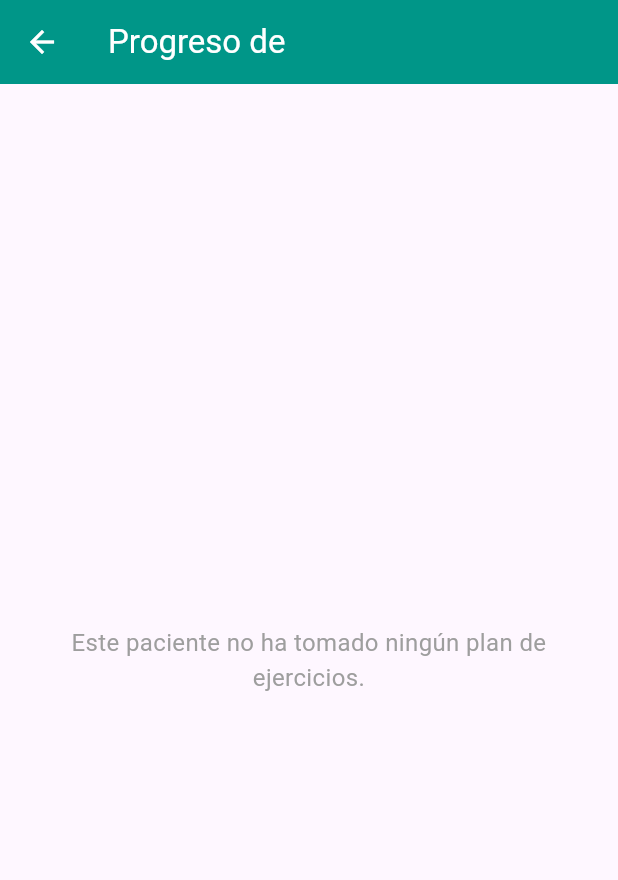
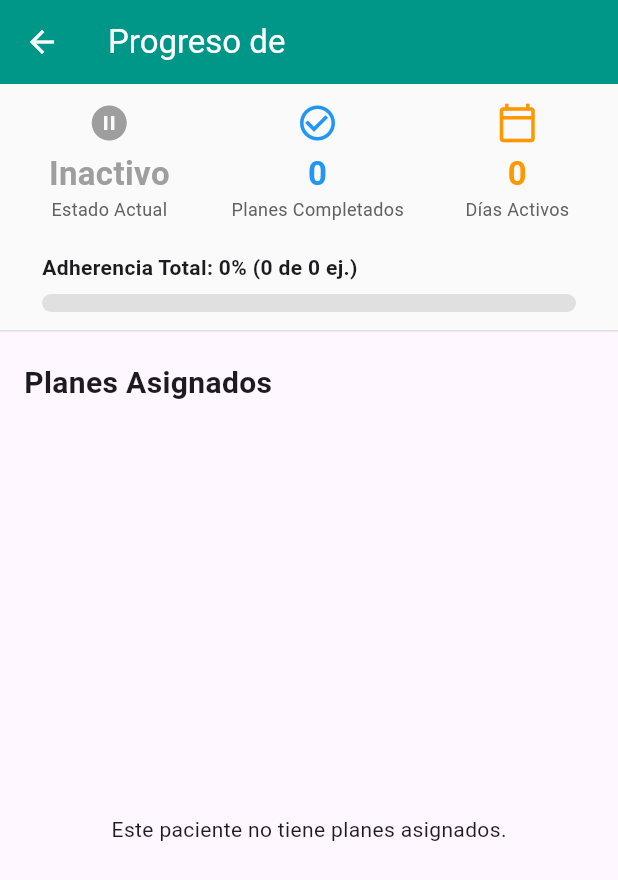
Before and after one commit to Adonisnu4/kine_app, a Flutter app: the KinePatientProgressScreen screen opened directly with empty values, on a phone screen of 412 x 824 dp. Shown: the top 880 px of the screen. Run offline on Flutter 3.47's test engine with Material 3 defaults, Android fonts, the phone set to English and light mode, and no system bars; our stand-ins replace cloud_firestore, file_picker, firebase_auth, firebase_core, google_sign_in, supabase_flutter and 2 more; missing offline and left inert: flutter_facebook_auth; accounts and stored records are empty.

Commit message:
nueva pestañanas
nuevos diseños para metricas de kine para ver usuarios

```diff
--- a/lib/features/Patients_and_Kine/screens/kine_patient_progress_screen.dart
+++ b/lib/features/Patients_and_Kine/screens/kine_patient_progress_screen.dart
@@ -1,10 +1,14 @@
+// lib/screens/KinePatientProgressScreen.dart
 import 'package:flutter/material.dart';
 import 'package:intl/intl.dart';
-// 💡 Importamos el servicio y el modelo que ya tienes
+
+// 🔥 ¡CORREGIDO! Todos los imports apuntan a los archivos correctos.
+import 'package:kine_app/features/ejercicios/models/plan_tomado.dart';
+import 'package:kine_app/features/ejercicios/models/patient_metrics.dart';
+import 'package:kine_app/features/ejercicios/service/metric_service.dart';
 import 'package:kine_app/features/ejercicios/service/plan_service.dart';
+import 'package:kine_app/features/ejercicios/screens/plan_ejercicio_detalle_screen.dart';
 
-/// Esta es la NUEVA PANTALLA que muestra el progreso
-/// de los planes de un paciente específico.
 class KinePatientProgressScreen extends StatefulWidget {
   final String patientId;
   final String patientName;
@@ -21,17 +25,28 @@ class KinePatientProgressScreen extends StatefulWidget {
 }
 
 class _KinePatientProgressScreenState extends State<KinePatientProgressScreen> {
-  // Usamos el servicio que ya tienes
   final PlanService _planService = PlanService();
-  // Un "Future" para guardar la lista de planes cuando se cargue
-  late Future<List<PlanTomado>> _plansFuture;
+  final MetricsService _metricsService = MetricsService();
+  late Future<Map<String, dynamic>> _dashboardData;
 
   @override
   void initState() {
     super.initState();
-    // 💡 Apenas se abre la pantalla, llamamos a la función del servicio
-    //    para obtener los planes de ESE paciente
-    _plansFuture = _planService.obtenerPlanesPorPacienteId(widget.patientId);
+    _dashboardData = _loadDashboardData();
+  }
+
+  Future<Map<String, dynamic>> _loadDashboardData() async {
+    try {
+      final metricsFuture = _metricsService.getPatientMetrics(widget.patientId);
+      final plansFuture = _planService.obtenerPlanesPorPacienteId(
+        widget.patientId,
+      );
+      final metrics = await metricsFuture;
+      final plans = await plansFuture;
+      return {'metrics': metrics, 'plans': plans};
+    } catch (e) {
+      throw Exception("Error al cargar datos del panel: $e");
+    }
   }
 
   @override
@@ -42,59 +57,135 @@ class _KinePatientProgressScreenState extends State<KinePatientProgressScreen> {
         backgroundColor: Colors.teal,
         foregroundColor: Colors.white,
       ),
-      body: FutureBuilder<List<PlanTomado>>(
-        future: _plansFuture, // Espera a que se carguen los planes
+      body: FutureBuilder<Map<String, dynamic>>(
+        future: _dashboardData,
         builder: (context, snapshot) {
-          // --- 1. Estado de Carga ---
           if (snapshot.connectionState == ConnectionState.waiting) {
             return const Center(child: CircularProgressIndicator());
           }
-          // --- 2. Estado de Error ---
           if (snapshot.hasError) {
-            return Center(
-              child: Padding(
-                padding: const EdgeInsets.all(20.0),
-                child: Text('Error al cargar el progreso: ${snapshot.error}'),
-              ),
-            );
+            return Center(child: Text('Error: ${snapshot.error}'));
           }
-          // --- 3. Estado Vacío ---
-          if (!snapshot.hasData || snapshot.data!.isEmpty) {
-            return const Center(
-              child: Padding(
-                padding: EdgeInsets.all(20.0),
+          if (!snapshot.hasData || snapshot.data == null) {
+            return const Center(child: Text('No se encontraron datos.'));
+          }
+
+          final PatientMetrics metrics = snapshot.data!['metrics'];
+          final List<PlanTomado> plans = snapshot.data!['plans'];
+
+          return RefreshIndicator(
+            onRefresh: () async {
+              setState(() {
+                _dashboardData = _loadDashboardData();
+              });
+            },
+            child: Column(
+              crossAxisAlignment: CrossAxisAlignment.start,
+              children: [
+                _buildMetricsSection(metrics),
+                const Padding(
+                  padding: EdgeInsets.fromLTRB(16.0, 20.0, 16.0, 12.0),
                   child: Text(
-                  'Este paciente no ha tomado ningún plan de ejercicios.',
-                  textAlign: TextAlign.center,
-                  style: TextStyle(fontSize: 16, color: Colors.grey),
+                    'Planes Asignados',
+                    style: TextStyle(fontSize: 20, fontWeight: FontWeight.bold),
                   ),
                 ),
-            );
-          }
-
-          // --- 4. Estado con Datos ---
-          final planes = snapshot.data!;
-          // Construye la lista de tarjetas
-          return ListView.builder(
-            padding: const EdgeInsets.all(10), // Espacio alrededor de la lista
-            itemCount: planes.length,
-            itemBuilder: (context, index) {
-              final plan = planes[index];
-              // Dibuja una tarjeta por cada plan
-              return _buildPlanCard(plan);
-            },
+                Expanded(child: _buildPlansList(plans)),
+              ],
+            ),
           );
         },
       ),
     );
   }
 
-  /// Construye la tarjeta visual para cada plan
-  Widget _buildPlanCard(PlanTomado plan) {
+  // --- 🔥 MÉTRICAS ACTUALIZADAS (SIN HORAS) ---
+  Widget _buildMetricsSection(PatientMetrics metrics) {
+    final double adherence = (metrics.totalEjerciciosAsignados > 0)
+        ? (metrics.totalEjerciciosCompletados /
+                  metrics.totalEjerciciosAsignados) *
+              100
+        : 0.0;
+
+    return Container(
+      padding: const EdgeInsets.all(12.0),
+      decoration: BoxDecoration(
+        color: Colors.grey.shade50,
+        border: Border(bottom: BorderSide(color: Colors.grey.shade300)),
+      ),
+      child: Column(
+        children: [
+          Row(
+            mainAxisAlignment: MainAxisAlignment.spaceAround,
+            children: [
+              _MetricBox(
+                value: metrics.estaEnPlanActivo ? 'Activo' : 'Inactivo',
+                label: 'Estado Actual',
+                icon: metrics.estaEnPlanActivo
+                    ? Icons.directions_run
+                    : Icons.pause_circle,
+                color: metrics.estaEnPlanActivo ? Colors.green : Colors.grey,
+              ),
+              _MetricBox(
+                value: metrics.totalPlanesTerminados.toString(),
+                label: 'Planes Completados',
+                icon: Icons.check_circle_outline,
+                color: Colors.blue,
+              ),
+              _MetricBox(
+                value: metrics.diasActivos.toString(),
+                label: 'Días Activos',
+                icon: Icons.calendar_today_outlined,
+                color: Colors.orange,
+              ),
+            ],
+          ),
+          const SizedBox(height: 20),
+          Padding(
+            padding: const EdgeInsets.symmetric(horizontal: 16.0),
+            child: Column(
+              crossAxisAlignment: CrossAxisAlignment.start,
+              children: [
+                Text(
+                  'Adherencia Total: ${adherence.toStringAsFixed(0)}% (${metrics.totalEjerciciosCompletados} de ${metrics.totalEjerciciosAsignados} ej.)',
+                  style: const TextStyle(fontWeight: FontWeight.bold),
+                ),
+                const SizedBox(height: 8),
+                LinearProgressIndicator(
+                  value: adherence / 100,
+                  minHeight: 12,
+                  borderRadius: BorderRadius.circular(6),
+                  backgroundColor: Colors.grey.shade300,
+                  valueColor: const AlwaysStoppedAnimation<Color>(Colors.teal),
+                ),
+              ],
+            ),
+          ),
+        ],
+      ),
+    );
+  }
+
+  Widget _buildPlansList(List<PlanTomado> plans) {
+    if (plans.isEmpty) {
+      return const Center(
+        child: Text('Este paciente no tiene planes asignados.'),
+      );
+    }
+
+    plans.sort((a, b) {
+      if (a.estado == 'en_progreso' && b.estado != 'en_progreso') return -1;
+      if (a.estado != 'en_progreso' && b.estado == 'en_progreso') return 1;
+      return b.fechaInicio.compareTo(a.fechaInicio);
+    });
+
+    return ListView.builder(
+      padding: const EdgeInsets.all(8.0),
+      itemCount: plans.length,
+      itemBuilder: (context, index) {
+        final plan = plans[index];
         final bool isCompleted = plan.estado == 'terminado';
         final bool isInProgress = plan.estado == 'en_progreso';
-
-    // Define el estilo (color, ícono, texto) basado en el estado del plan
         final Color statusColor;
         final IconData statusIcon;
         final String statusText;
@@ -110,7 +201,7 @@ class _KinePatientProgressScreenState extends State<KinePatientProgressScreen> {
         } else {
           statusColor = Colors.grey.shade600;
           statusIcon = Icons.pause_circle_rounded;
-      statusText = plan.estado.toUpperCase(); // 'pausado', 'cancelado', etc.
+          statusText = plan.estado.toUpperCase();
         }
 
         return Card(
@@ -118,35 +209,25 @@ class _KinePatientProgressScreenState extends State<KinePatientProgressScreen> {
           elevation: 2,
           shape: RoundedRectangleBorder(
             borderRadius: BorderRadius.circular(10),
-        side: BorderSide(
-          color: statusColor.withOpacity(
-            0.3,
-          ), // Borde sutil del color del estado
-          width: 1,
-        ),
           ),
           child: Padding(
             padding: const EdgeInsets.all(16.0),
             child: Column(
               crossAxisAlignment: CrossAxisAlignment.start,
               children: [
-            // --- Fila Superior: Título y Estado ---
                 Row(
                   mainAxisAlignment: MainAxisAlignment.spaceBetween,
                   crossAxisAlignment: CrossAxisAlignment.start,
                   children: [
-                // Título del Plan
                     Flexible(
                       child: Text(
                         plan.nombre,
                         style: const TextStyle(
                           fontSize: 18,
                           fontWeight: FontWeight.bold,
-                      color: Colors.black87,
                         ),
                       ),
                     ),
-                // Chip de Estado
                     Chip(
                       avatar: Icon(statusIcon, color: statusColor, size: 18),
                       label: Text(
@@ -161,8 +242,6 @@ class _KinePatientProgressScreenState extends State<KinePatientProgressScreen> {
                     ),
                   ],
                 ),
-
-            // Descripción corta
                 Padding(
                   padding: const EdgeInsets.only(top: 8.0, bottom: 12.0),
                   child: Text(
@@ -172,14 +251,10 @@ class _KinePatientProgressScreenState extends State<KinePatientProgressScreen> {
                     style: TextStyle(color: Colors.grey.shade700),
                   ),
                 ),
-
                 const Divider(height: 15),
-
-            // --- Fila Inferior: Detalles (Sesión / Fecha) ---
                 Row(
                   mainAxisAlignment: MainAxisAlignment.spaceBetween,
                   children: [
-                // Sesión Actual
                     Column(
                       crossAxisAlignment: CrossAxisAlignment.start,
                       children: [
@@ -193,7 +268,7 @@ class _KinePatientProgressScreenState extends State<KinePatientProgressScreen> {
                         ),
                         const SizedBox(height: 2),
                         Text(
-                      'Sesión ${plan.sesionActual + 1}', // Se suma 1 porque el índice 0 es la Sesión 1
+                          'Sesión ${plan.sesionActual + 1}',
                           style: TextStyle(
                             fontSize: 16,
                             fontWeight: FontWeight.bold,
@@ -202,8 +277,6 @@ class _KinePatientProgressScreenState extends State<KinePatientProgressScreen> {
                         ),
                       ],
                     ),
-
-                // Fecha de Inicio
                     Column(
                       crossAxisAlignment: CrossAxisAlignment.end,
                       children: [
@@ -217,7 +290,6 @@ class _KinePatientProgressScreenState extends State<KinePatientProgressScreen> {
                         ),
                         const SizedBox(height: 2),
                         Text(
-                      // Formatea la fecha (ej: 04 Nov 2025)
                           DateFormat(
                             'dd MMM yyyy',
                             'es_ES',
@@ -235,5 +307,44 @@ class _KinePatientProgressScreenState extends State<KinePatientProgressScreen> {
             ),
           ),
         );
+      },
+    );
   }
 }
+
+// Widget de KPI
+class _MetricBox extends StatelessWidget {
+  final String value;
+  final String label;
+  final IconData icon;
+  final Color color;
+
+  const _MetricBox({
+    required this.value,
+    required this.label,
+    required this.icon,
+    this.color = Colors.black,
+  });
+
+  @override
+  Widget build(BuildContext context) {
+    return Column(
+      children: [
+        Icon(icon, color: color, size: 28),
+        const SizedBox(height: 4),
+        Text(
+          value,
+          style: TextStyle(
+            fontSize: 22,
+            fontWeight: FontWeight.bold,
+            color: color,
+          ),
+        ),
+        Text(
+          label,
+          style: TextStyle(fontSize: 12, color: Colors.grey.shade700),
+        ),
+      ],
+    );
+  }
+}
--- /dev/null
+++ b/lib/features/ejercicios/models/patient_metrics.dart
@@ -0,0 +1,19 @@
+// lib/features/ejercicios/models/patient_metrics.dart
+
+class PatientMetrics {
+  final int diasActivos;
+  final int totalHorasCompletadas; // La clase lo mantiene
+  final int totalEjerciciosCompletados;
+  final int totalEjerciciosAsignados;
+  final int totalPlanesTerminados;
+  final bool estaEnPlanActivo;
+
+  PatientMetrics({
+    this.diasActivos = 0,
+    this.totalHorasCompletadas = 0,
+    this.totalEjerciciosCompletados = 0,
+    this.totalEjerciciosAsignados = 0,
+    this.totalPlanesTerminados = 0,
+    this.estaEnPlanActivo = false,
+  });
+}
--- /dev/null
+++ b/lib/features/ejercicios/models/plan_tomado.dart
@@ -0,0 +1,21 @@
+// lib/features/ejercicios/models/plan_tomado.dart
+import 'package:cloud_firestore/cloud_firestore.dart';
+
+class PlanTomado {
+  final String id;
+  final String nombre; // Viene de la colección 'plan'
+  final String descripcion; // Viene de la colección 'plan'
+  final String estado; // Viene de la colección 'plan_tomados_por_usuarios'
+  final DateTime
+  fechaInicio; // Viene de la colección 'plan_tomados_por_usuarios'
+  final int sesionActual; // Viene de la colección 'plan_tomados_por_usuarios'
+
+  PlanTomado({
+    required this.id,
+    required this.nombre,
+    required this.descripcion,
+    required this.estado,
+    required this.fechaInicio,
+    required this.sesionActual,
+  });
+}
--- a/lib/features/index.dart
+++ b/lib/features/index.dart
@@ -1,5 +1,6 @@
 import 'package:flutter/material.dart';
 import 'package:flutter/services.dart';
+import 'package:kine_app/features/ejercicios/models/plan_tomado.dart';
 import 'package:kine_app/features/ejercicios/screens/sesion_ejercicio_screen.dart';
 import 'package:kine_app/features/ejercicios/service/plan_service.dart'; // Servicio para las sesiones
 
```
Also changed, not shown: lib/features/ejercicios/service/metric_service.dart (added, +72 -0 lines), lib/features/ejercicios/service/plan_service.dart (+13 -90 lines). Lines whose indentation alone changed are shown as unchanged.
